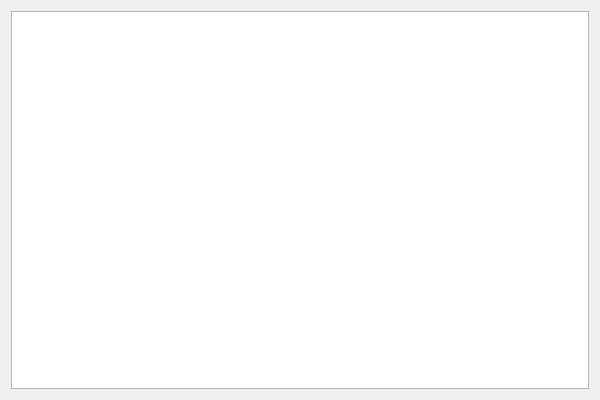
Above: Client/MainDlg.ui from tanaxiusi/NatTunnel before the change. Below: the same form after it.
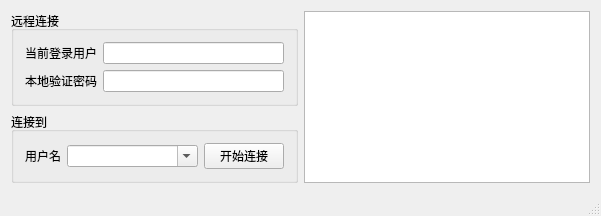
That is the form after the change.

Commit message: 改成由外部文件指定配置NatTunnelServer.ini和NatTunnelClient.ini。 Client增加图形界面。 在本机回环上测试通过。

```diff
--- a/Client/MainDlg.ui
+++ b/Client/MainDlg.ui
@@ -1,27 +1,119 @@
 <?xml version="1.0" encoding="UTF-8"?>
 <ui version="4.0">
  <class>MainDlgClass</class>
- <widget class="QWidget" name="MainDlgClass">
+ <widget class="QMainWindow" name="MainDlgClass">
   <property name="geometry">
    <rect>
     <x>0</x>
     <y>0</y>
-    <width>600</width>
-    <height>400</height>
+    <width>601</width>
+    <height>204</height>
    </rect>
   </property>
   <property name="windowTitle">
    <string>MainDlg</string>
   </property>
-  <layout class="QHBoxLayout" name="horizontalLayout">
-   <item>
-    <widget class="QPlainTextEdit" name="plainTextEdit">
-     <property name="readOnly">
-      <bool>true</bool>
-     </property>
-    </widget>
-   </item>
-  </layout>
+  <widget class="QWidget" name="centralWidget">
+   <layout class="QHBoxLayout" name="horizontalLayout">
+    <item>
+     <layout class="QVBoxLayout" name="verticalLayout">
+      <item>
+       <widget class="QGroupBox" name="groupBox">
+        <property name="title">
+         <string>远程连接</string>
+        </property>
+        <layout class="QGridLayout" name="gridLayout">
+         <item row="1" column="1">
+          <widget class="QLineEdit" name="editLocalPassword"/>
+         </item>
+         <item row="1" column="0">
+          <widget class="QLabel" name="label">
+           <property name="text">
+            <string>本地验证密码</string>
+           </property>
+          </widget>
+         </item>
+         <item row="0" column="0">
+          <widget class="QLabel" name="label_3">
+           <property name="text">
+            <string>当前登录用户</string>
+           </property>
+          </widget>
+         </item>
+         <item row="0" column="1">
+          <widget class="QLineEdit" name="editUserName">
+           <property name="autoFillBackground">
+            <bool>false</bool>
+           </property>
+           <property name="readOnly">
+            <bool>true</bool>
+           </property>
+          </widget>
+         </item>
+        </layout>
+       </widget>
+      </item>
+      <item>
+       <widget class="QGroupBox" name="groupBox_2">
+        <property name="title">
+         <string>连接到</string>
+        </property>
+        <layout class="QHBoxLayout" name="horizontalLayout_2">
+         <item>
+          <widget class="QLabel" name="label_2">
+           <property name="text">
+            <string>用户名</string>
+           </property>
+          </widget>
+         </item>
+         <item>
+          <widget class="QComboBox" name="comboBoxPeerUserName">
+           <property name="sizePolicy">
+            <sizepolicy hsizetype="Expanding" vsizetype="Fixed">
+             <horstretch>0</horstretch>
+             <verstretch>0</verstretch>
+            </sizepolicy>
+           </property>
+           <property name="editable">
+            <bool>true</bool>
+           </property>
+          </widget>
+         </item>
+         <item>
+          <widget class="QPushButton" name="btnTunnel">
+           <property name="text">
+            <string>开始连接</string>
+           </property>
+          </widget>
+         </item>
+        </layout>
+       </widget>
+      </item>
+     </layout>
+    </item>
+    <item>
+     <widget class="QTableView" name="tableView">
+      <property name="editTriggers">
+       <set>QAbstractItemView::NoEditTriggers</set>
+      </property>
+      <property name="sortingEnabled">
+       <bool>true</bool>
+      </property>
+     </widget>
+    </item>
+   </layout>
+  </widget>
+  <widget class="QStatusBar" name="statusBar"/>
+  <widget class="QMenuBar" name="menuBar">
+   <property name="geometry">
+    <rect>
+     <x>0</x>
+     <y>0</y>
+     <width>601</width>
+     <height>23</height>
+    </rect>
+   </property>
+  </widget>
  </widget>
  <layoutdefault spacing="6" margin="11"/>
  <resources>
```
Left out of the diff: 6 changed lines with no effect on the pictures. The commit also changes 11 other files.
